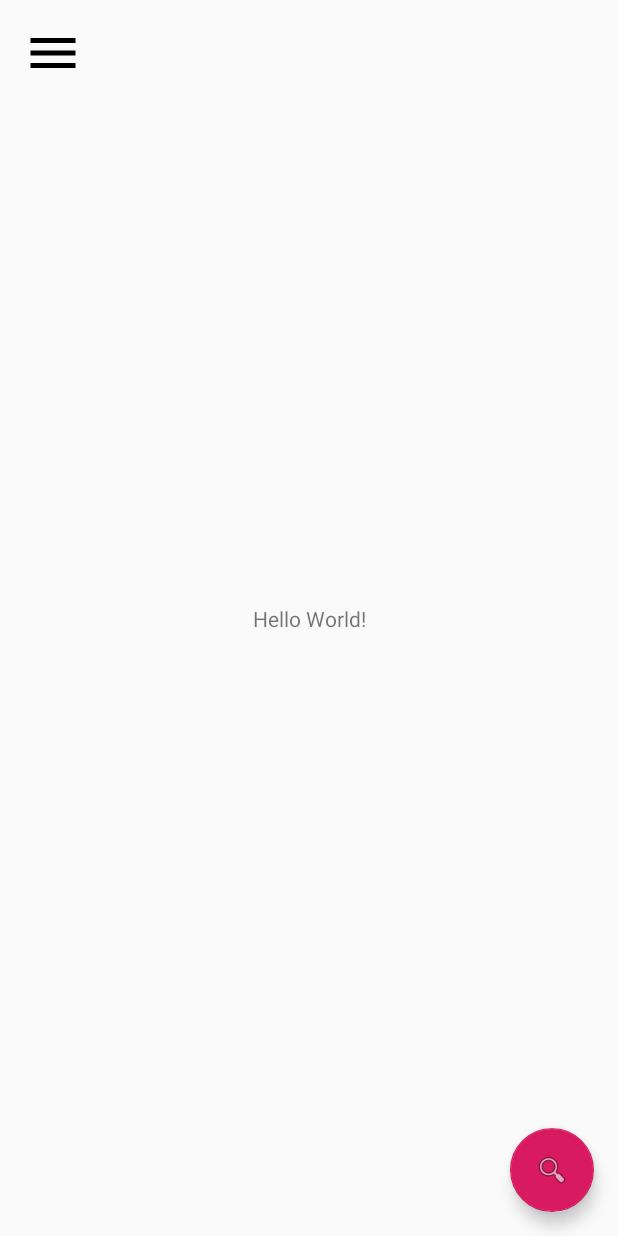
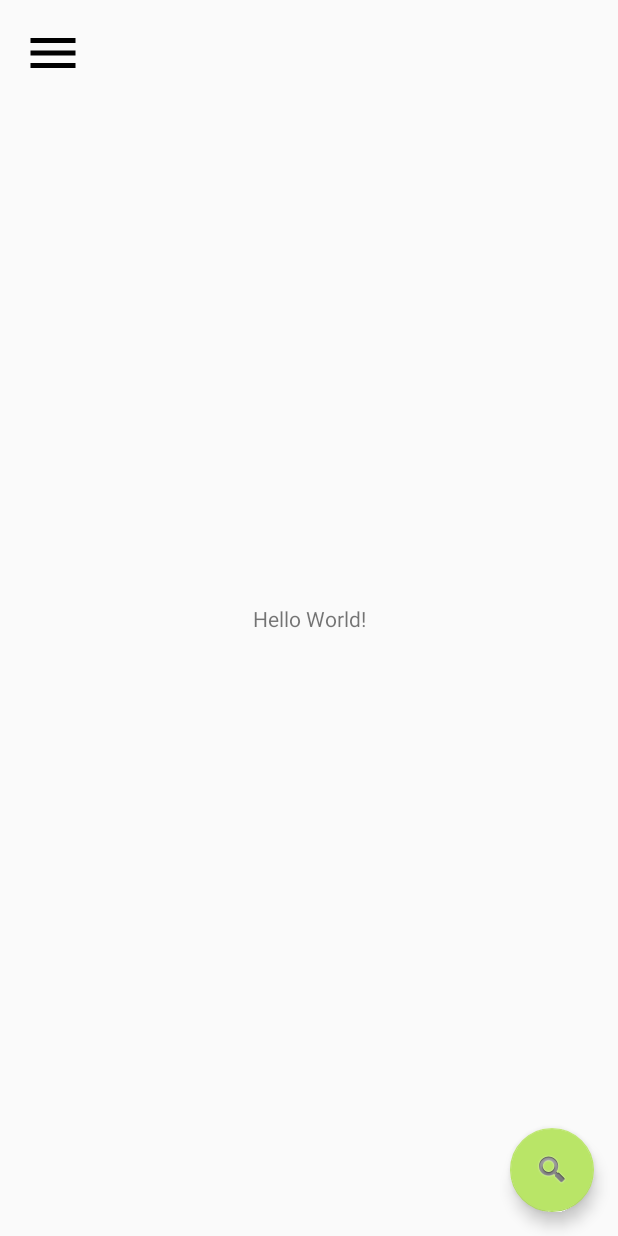
Before and after one commit to J-Ziemniewicz/PIT, an Android app: the screen it shows after launch (MainActivity), on a phone screen of 412 x 824 dp. Run offline under Robolectric (Android 15) with nearby library versions, the light colour scheme and no system bars.

Commit message:
Added loading activity, added name and logo

```diff
--- a/veganApp/app/build.gradle
+++ b/veganApp/app/build.gradle
@@ -24,7 +24,7 @@ android {
 
 dependencies {
     implementation fileTree(dir: 'libs', include: ['*.jar'])
-    implementation"org.jetbrains.kotlin:kotlin-stdlib-jdk7:$kotlin_version"
+    implementation "org.jetbrains.kotlin:kotlin-stdlib-jdk7:$kotlin_version"
     implementation 'com.android.support:appcompat-v7:28.0.0'
     implementation 'com.android.support:support-v4:28.0.0'
     implementation 'com.android.support:design:28.0.0'
--- /dev/null
+++ b/veganApp/app/src/main/java/com/example/veganapp/LoadingActivity.kt
@@ -0,0 +1,143 @@
+package com.example.veganapp
+
+import android.content.Intent
+import android.support.v7.app.AppCompatActivity
+import android.os.Bundle
+import android.os.Handler
+import android.view.View
+import kotlinx.android.synthetic.main.activity_loading.*
+import java.lang.Boolean.FALSE
+
+/**
+ * An example full-screen activity that shows and hides the system UI (i.e.
+ * status bar and navigation/system bar) with user interaction.
+ */
+class LoadingActivity : AppCompatActivity() {
+    private val mHideHandler = Handler()
+    private val mHidePart2Runnable = Runnable {
+        // Delayed removal of status and navigation bar
+
+        // Note that some of these constants are new as of API 16 (Jelly Bean)
+        // and API 19 (KitKat). It is safe to use them, as they are inlined
+        // at compile-time and do nothing on earlier devices.
+        fullScreenLayout.systemUiVisibility =
+            View.SYSTEM_UI_FLAG_LOW_PROFILE or
+                    View.SYSTEM_UI_FLAG_FULLSCREEN or
+                    View.SYSTEM_UI_FLAG_LAYOUT_STABLE or
+                    View.SYSTEM_UI_FLAG_IMMERSIVE_STICKY or
+                    View.SYSTEM_UI_FLAG_LAYOUT_HIDE_NAVIGATION or
+                    View.SYSTEM_UI_FLAG_HIDE_NAVIGATION
+    }
+    private val mShowPart2Runnable = Runnable {
+        // Delayed display of UI elements
+        supportActionBar?.show()
+        //fullscreen_content_controls.visibility = View.VISIBLE
+    }
+    private var mVisible: Boolean = false
+    private val mHideRunnable = Runnable { hide() }
+    /**
+     * Touch listener to use for in-layout UI controls to delay hiding the
+     * system UI. This is to prevent the jarring behavior of controls going away
+     * while interacting with activity UI.
+     */
+    private val mDelayHideTouchListener = View.OnTouchListener { _, _ ->
+        if (AUTO_HIDE) {
+            delayedHide(AUTO_HIDE_DELAY_MILLIS)
+        }
+        false
+    }
+
+    override fun onCreate(savedInstanceState: Bundle?) {
+        super.onCreate(savedInstanceState)
+
+        setContentView(R.layout.activity_loading)
+        supportActionBar?.setDisplayHomeAsUpEnabled(true)
+        supportActionBar?.hide()
+        mVisible = false
+        val thread = Thread {
+            run{
+                Thread.sleep(2000)
+                val intent = Intent(this,MainActivity::class.java)
+                startActivity(intent)
+            }
+        }
+        thread.start()
+
+        // Set up the user interaction to manually show or hide the system UI.
+        fullScreenLayout.setOnClickListener { toggle() }
+
+        // Upon interacting with UI controls, delay any scheduled hide()
+        // operations to prevent the jarring behavior of controls going away
+        // while interacting with the UI.
+
+    }
+
+    override fun onPostCreate(savedInstanceState: Bundle?) {
+        super.onPostCreate(savedInstanceState)
+
+        // Trigger the initial hide() shortly after the activity has been
+        // created, to briefly hint to the user that UI controls
+        // are available.
+
+    }
+
+    private fun toggle() {
+        if (mVisible) {
+            hide()
+        } else {
+            show()
+        }
+    }
+
+    private fun hide() {
+        // Hide UI first
+        supportActionBar?.hide()
+        fullscreen_content_controls.visibility = View.GONE
+        mVisible = false
+
+        // Schedule a runnable to remove the status and navigation bar after a delay
+        mHideHandler.removeCallbacks(mShowPart2Runnable)
+        mHideHandler.postDelayed(mHidePart2Runnable, UI_ANIMATION_DELAY.toLong())
+    }
+
+    private fun show() {
+        // Show the system bar
+        fullScreenLayout.systemUiVisibility =
+            View.SYSTEM_UI_FLAG_LAYOUT_FULLSCREEN or
+                    View.SYSTEM_UI_FLAG_LAYOUT_HIDE_NAVIGATION
+        mVisible = true
+
+        // Schedule a runnable to display UI elements after a delay
+        mHideHandler.removeCallbacks(mHidePart2Runnable)
+        mHideHandler.postDelayed(mShowPart2Runnable, UI_ANIMATION_DELAY.toLong())
+    }
+
+    /**
+     * Schedules a call to hide() in [delayMillis], canceling any
+     * previously scheduled calls.
+     */
+    private fun delayedHide(delayMillis: Int) {
+        mHideHandler.removeCallbacks(mHideRunnable)
+        mHideHandler.postDelayed(mHideRunnable, delayMillis.toLong())
+    }
+
+    companion object {
+        /**
+         * Whether or not the system UI should be auto-hidden after
+         * [AUTO_HIDE_DELAY_MILLIS] milliseconds.
+         */
+        private val AUTO_HIDE = true
+
+        /**
+         * If [AUTO_HIDE] is set, the number of milliseconds to wait after
+         * user interaction before hiding the system UI.
+         */
+        private val AUTO_HIDE_DELAY_MILLIS = 3000
+
+        /**
+         * Some older devices needs a small delay between UI widget updates
+         * and a change of the status and navigation bar.
+         */
+        private val UI_ANIMATION_DELAY = 0
+    }
+}
--- a/veganApp/app/src/main/java/com/example/veganapp/MainActivity.kt
+++ b/veganApp/app/src/main/java/com/example/veganapp/MainActivity.kt
@@ -4,16 +4,13 @@ import android.os.Bundle
 import android.support.design.widget.FloatingActionButton
 import android.support.design.widget.Snackbar
 import android.support.v4.view.GravityCompat
-import android.support.v7.app.ActionBarDrawerToggle
 import android.view.MenuItem
 import android.support.v4.widget.DrawerLayout
 import android.support.design.widget.NavigationView
 import android.support.v7.app.AppCompatActivity
-import android.support.v7.widget.Toolbar
 import android.view.Gravity
 import android.view.Menu
 import android.view.View
-import android.widget.ImageButton
 
 class MainActivity : AppCompatActivity(), NavigationView.OnNavigationItemSelectedListener {
 
--- a/veganApp/app/src/main/res/layout/activity_main.xml
+++ b/veganApp/app/src/main/res/layout/activity_main.xml
@@ -21,6 +21,20 @@
             android:layout_gravity="start"
             android:fitsSystemWindows="true"
             app:headerLayout="@layout/nav_header_main"
-            app:menu="@menu/activity_main_drawer"/>
+            app:menu="@menu/activity_main_drawer">
+
+    <LinearLayout
+            android:layout_width="match_parent"
+            android:layout_height="wrap_content"
+            android:layout_gravity="bottom"
+            android:orientation="vertical"
+            android:padding="16dp">
+
+        <TextView
+                android:text="@string/menu_version"
+                android:layout_width="match_parent"
+                android:layout_height="wrap_content" android:id="@+id/textView" android:textColorHint="#00030000"/>
+    </LinearLayout>
+    </android.support.design.widget.NavigationView>
 
 </android.support.v4.widget.DrawerLayout>
--- a/veganApp/app/src/main/res/layout/app_bar_main.xml
+++ b/veganApp/app/src/main/res/layout/app_bar_main.xml
@@ -14,7 +14,7 @@
             android:layout_height="wrap_content"
             android:layout_gravity="bottom|end"
             android:layout_margin="@dimen/fab_margin"
-            app:srcCompat="@android:drawable/ic_menu_search"/>
+            app:srcCompat="@android:drawable/ic_search_category_default" app:backgroundTint="#b9e567"/>
     <ImageButton
             android:layout_width="wrap_content"
             android:layout_height="wrap_content" app:srcCompat="@drawable/ic_menu_black_40dp"
--- a/veganApp/app/src/main/res/menu/activity_main_drawer.xml
+++ b/veganApp/app/src/main/res/menu/activity_main_drawer.xml
@@ -21,4 +21,5 @@
                 android:title="@string/menu_settings"/>
     </group>
 
+
 </menu>
--- a/veganApp/app/src/main/res/values/colors.xml
+++ b/veganApp/app/src/main/res/values/colors.xml
@@ -1,6 +1,8 @@
 <?xml version="1.0" encoding="utf-8"?>
 <resources>
-    <color name="colorPrimary">#008577</color>
-    <color name="colorPrimaryDark">#00574B</color>
+    <color name="colorPrimary">#b9e567</color>
+    <color name="colorPrimaryDark">#b9e567</color>
     <color name="colorAccent">#D81B60</color>
+
+    <color name="black_overlay">#66000000</color>
 </resources>
--- a/veganApp/app/src/main/res/values/strings.xml
+++ b/veganApp/app/src/main/res/values/strings.xml
@@ -2,7 +2,7 @@
     <string name="app_name">FreeFrom</string>
     <string name="navigation_drawer_open">Open navigation drawer</string>
     <string name="navigation_drawer_close">Close navigation drawer</string>
-    <string name="nav_header_title">Android Studio</string>
+    <string name="nav_header_title">Username</string>
     <string name="nav_header_subtitle">android.studio@android.com</string>
     <string name="nav_header_desc">Navigation header</string>
     <string name="action_settings">Settings</string>
@@ -13,4 +13,8 @@
     <string name="menu_share">Udostępnij</string>
     <string name="menu_settings">Ustawienia</string>
     <string name="menu_button">Menu</string>
+    <string name="menu_version">Wersja 1.0</string>
+
+    <string name="title_activity_loading">LoadingActivity</string>
+    <string name="loading_icon">Loading</string>
 </resources>
--- a/veganApp/app/src/main/res/values/styles.xml
+++ b/veganApp/app/src/main/res/values/styles.xml
@@ -14,4 +14,16 @@
     <style name="AppTheme.AppBarOverlay" parent="ThemeOverlay.AppCompat.Dark.ActionBar"/>
     <style name="AppTheme.PopupOverlay" parent="ThemeOverlay.AppCompat.Light"/>
 
+    <style name="FullscreenTheme" parent="AppTheme">
+        <item name="android:actionBarStyle">@style/FullscreenActionBarStyle</item>
+        <item name="android:windowActionBarOverlay">true</item>
+        <item name="android:windowBackground">@null</item>
+        <item name="metaButtonBarStyle">?android:attr/buttonBarStyle</item>
+        <item name="metaButtonBarButtonStyle">?android:attr/buttonBarButtonStyle</item>
+    </style>
+
+    <style name="FullscreenActionBarStyle" parent="Widget.AppCompat.ActionBar">
+        <item name="android:background">@color/black_overlay</item>
+    </style>
+
 </resources>
```
Also changed, not shown: veganApp/app/src/main/AndroidManifest.xml (+9 -4 lines), veganApp/app/src/main/res/layout/activity_loading.xml (added, +34 -0 lines), veganApp/app/src/main/res/layout/nav_header_main.xml (+1 -6 lines), veganApp/app/src/main/res/values/attrs.xml (added, +12 -0 lines), veganApp/app/src/main/res/drawable-v24/freefrom_icon.png (added).
